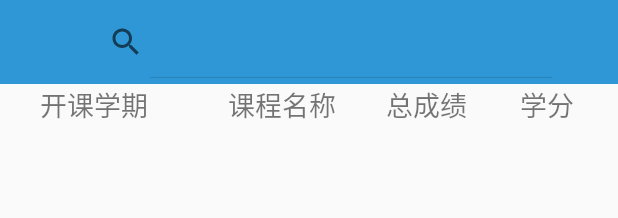
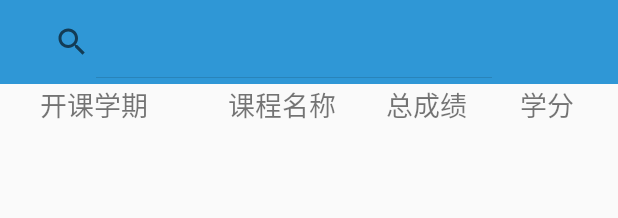
Before and after one commit to STRSong/UPCAid, an Android app: the layout activity_score.xml on its own in the app's theme, with its tools: preview values and no code run, on a phone screen of 412 x 824 dp. Shown: the top 218 px of the screen. Run offline under Robolectric (Android 15) with nearby library versions, the phone set to English and light mode, and no system bars.

Commit message:
完成SearchView的UI

```diff
--- a/app/src/main/res/layout/activity_main.xml
+++ b/app/src/main/res/layout/activity_main.xml
@@ -13,7 +13,7 @@
         android:layout_width="match_parent"
         android:minHeight="?attr/actionBarSize"
         android:background="?attr/colorPrimary"
-        toolbar:title="@string/app_name"
+
         >
     </android.support.v7.widget.Toolbar>
 
--- a/app/src/main/res/layout/activity_score.xml
+++ b/app/src/main/res/layout/activity_score.xml
@@ -11,30 +11,19 @@
         android:layout_height="wrap_content"
         android:layout_width="match_parent"
         android:background="?attr/colorPrimary"
-
-        toolbar:title="@string/app_name">
+        >
         <LinearLayout
-            android:layout_width="match_parent"
+            android:layout_width="wrap_content"
             android:layout_height="wrap_content"
             android:gravity="right">
-            <ImageView
-                android:layout_width="0dp"
-                android:layout_height="match_parent"
-                android:layout_weight="1"/>
             <SearchView
                 android:id="@+id/search_score_1"
-                android:layout_width="0dp"
+                android:layout_width="wrap_content"
                 android:layout_height="wrap_content"
-                android:layout_weight="9"
                 android:iconifiedByDefault="false"
                 android:inputType="numberSigned"
                 ></SearchView>
-            <ImageView
-                android:layout_width="0dp"
-                android:layout_height="match_parent"
-                android:layout_weight="1"/>
         </LinearLayout>
-
 
     </android.support.v7.widget.Toolbar>
 
@@ -42,6 +31,7 @@
         android:layout_width="match_parent"
         android:layout_height="wrap_content"
         android:orientation="horizontal">
+
         <TextView
             android:layout_width="0dp"
             android:layout_height="wrap_content"
--- a/app/src/main/res/values/strings.xml
+++ b/app/src/main/res/values/strings.xml
@@ -1,5 +1,5 @@
 <resources>
-    <string name="app_name">小助手</string>
+    <string name="app_name">123</string>
     <string name="username">学号：</string>
     <string name="passwd">密码：</string>
     <string name="randomcode">验证码：</string>
```
Also changed, not shown: app/src/main/AndroidManifest.xml (+4 -5 lines), app/src/main/java/jwxt/cacher/cc/jwxt/ScoreActivity.java (+95 -130 lines), app/src/main/res/menu/score_menu.xml (+4 -6 lines).
